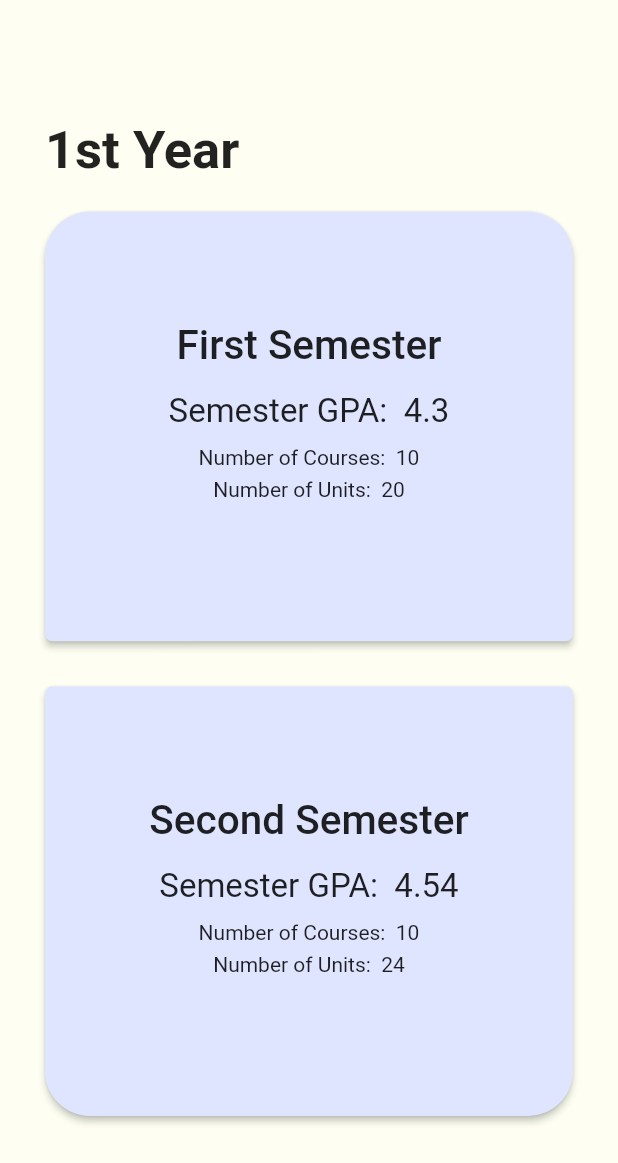
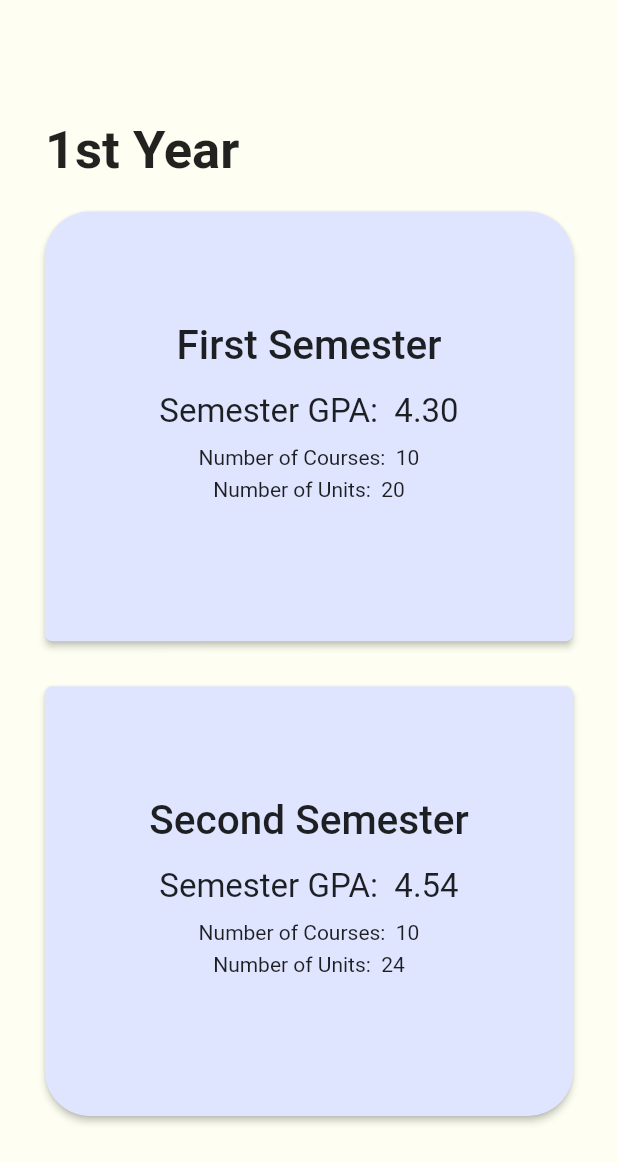
Before and after one commit to LordOlumide/MobileDev-CGPA-App, a Flutter app: the screen it shows after launch, after a tap on "1st year", on a phone screen of 412 x 824 dp. Shown: the top 1163 px of the screen. Run offline on Flutter 3.47's test engine with Material 2 defaults, Android fonts, the phone set to English and light mode, and no system bars; our stand-ins replace cloud_firestore, firebase_auth, firebase_core; accounts and stored records are empty; network calls fail.

Commit message:
Display Formatting and adding edit course feature

```diff
--- a/lib/models/semester_result.dart
+++ b/lib/models/semester_result.dart
@@ -27,7 +27,7 @@ class SemesterResult {
       cumulativeUnits += course.units;
     }
     return cumulativeUnits != 0
-        ? double.parse((cumulativeScore / cumulativeUnits).toStringAsFixed(2))
+        ? cumulativeScore / cumulativeUnits
         : 0;
   }
 
--- a/lib/models/year_result.dart
+++ b/lib/models/year_result.dart
@@ -33,7 +33,7 @@ class YearResult {
     }
     // if cumulative units == 0, 0/0 = NaN
     return cumulativeUnits != 0
-        ? double.parse((cumulativeScore / cumulativeUnits).toStringAsFixed(2))
+        ? cumulativeScore / cumulativeUnits
         : 0;
   }
 }
--- a/lib/repos/database.dart
+++ b/lib/repos/database.dart
@@ -43,6 +43,7 @@ class Database extends ChangeNotifier {
             .secondSem
             .courseResults[courseResultIndex]
             .replaceCourse(newCourse: newCourse);
+    notifyListeners();
   }
 
   double get currentCGPA {
@@ -60,7 +61,7 @@ class Database extends ChangeNotifier {
     }
     // if cumulative units == 0, 0/0 = NaN
     return cumulativeUnits != 0
-        ? double.parse((cumulativeScore / cumulativeUnits).toStringAsFixed(2))
+        ? cumulativeScore / cumulativeUnits
         : 0;
   }
 
--- a/lib/user_interface/screens/course_view_screen/course_view_screen.dart
+++ b/lib/user_interface/screens/course_view_screen/course_view_screen.dart
@@ -45,7 +45,7 @@ class _CourseScreenState extends State<CourseScreen> {
         ? Provider.of<Database>(context).main[widget.yearResultIndex].firstSem
         : Provider.of<Database>(context).main[widget.yearResultIndex].secondSem;
 
-    /// bool addNotEdit is true when function is called to add a new course
+    /// bool addNotEdit is true when this function is called to add a new course
     /// and false when it's called to edit an existing course.
     bringUpBottomSheet({required bool addNotEdit}) {
       showModalBottomSheet(
--- a/lib/user_interface/screens/home_screen/home_screen.dart
+++ b/lib/user_interface/screens/home_screen/home_screen.dart
@@ -34,9 +34,9 @@ class HomeScreen extends StatelessWidget {
                       color: Theme.of(context).textTheme.bodyMedium!.color,
                     ),
                     children: [
-                      TextSpan(text: 'Your CGPA: '),
+                      const TextSpan(text: 'Your CGPA: '),
                       TextSpan(
-                        text: '${Provider.of<Database>(context).currentCGPA}',
+                        text: Provider.of<Database>(context).currentCGPA.toStringAsFixed(2),
                         style: TextStyle(
                           fontSize: 28,
                           fontWeight: FontWeight.w600,
--- a/lib/user_interface/widgets/semester_card_display.dart
+++ b/lib/user_interface/widgets/semester_card_display.dart
@@ -56,8 +56,8 @@ class SemesterCard extends StatelessWidget {
 
             // Semester GPA
             Text(
-              'Semester GPA:  ${semesterResult.semesterGPA}',
-              style: TextStyle(
+              'Semester GPA:  ${semesterResult.semesterGPA.toStringAsFixed(2)}',
+              style: const TextStyle(
                 fontSize: 22,
               ),
             ),
--- a/lib/user_interface/widgets/year_card_display.dart
+++ b/lib/user_interface/widgets/year_card_display.dart
@@ -51,7 +51,7 @@ class YearCardDisplay extends StatelessWidget {
                 children: [
                   TextSpan(text: 'GPA: '),
                   TextSpan(
-                    text: '${yearResult.yearGPA}',
+                    text: yearResult.yearGPA.toStringAsFixed(2),
                     style: const TextStyle(
                       fontSize: 24,
                     ),
```
Also changed, not shown: lib/user_interface/screens/course_view_screen/course_input_sheet.dart (+9 -1 lines).
